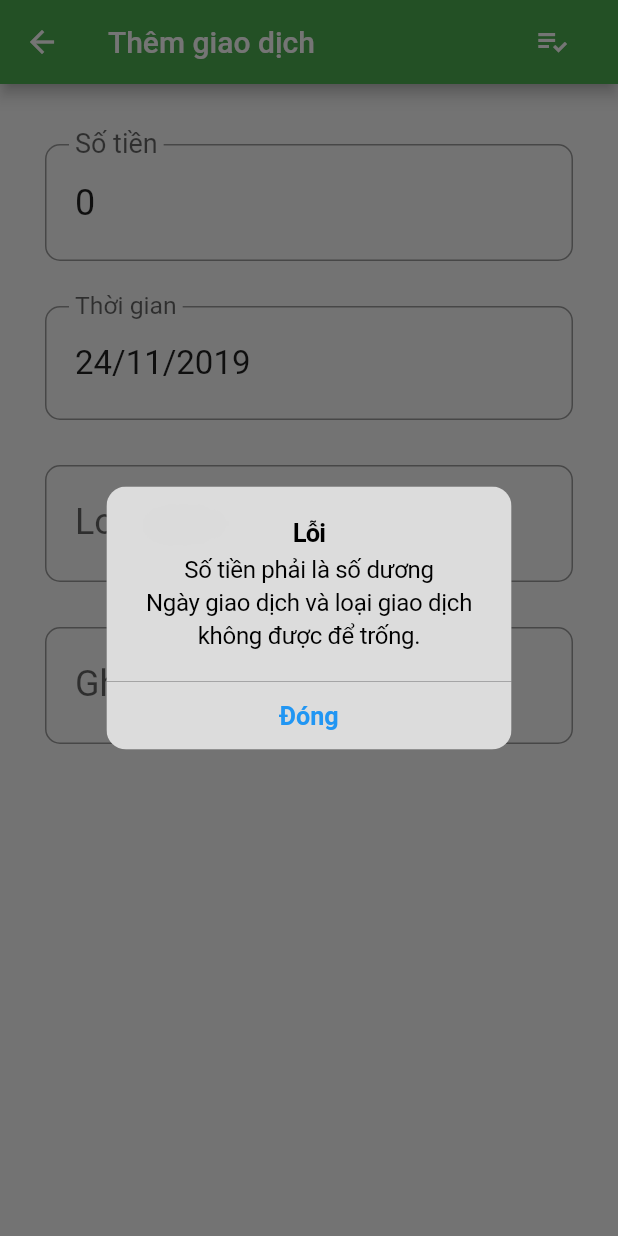
After one commit to nhidh99/uitMobile, a Flutter app: the TransactionAddPopup screen opened directly, after a tap on the "playlist add check" icon, on a phone screen of 412 x 824 dp. The commit adds this screen. Run offline on Flutter 3.47's test engine with Material 2 defaults, Android fonts, the light colour scheme and no system bars; drawn by our look-alikes of datetime_picker_formfield; our stand-ins replace cloud_firestore, firebase_analytics, firebase_auth, firebase_database, firebase_storage, flutter_slidable and 4 more; missing offline and left inert: async_loader, firebase_ml_vision, month_picker_strip; accounts and stored records are empty.

Commit message:
Add transaction

```diff
--- a/practice/money_grower/lib/blocs/transaction_bloc.dart
+++ b/practice/money_grower/lib/blocs/transaction_bloc.dart
@@ -1,3 +1,4 @@
+import 'package:money_grower/models/transaction_model.dart';
 import 'package:money_grower/resources/repository.dart';
 
 class TransactionBloc {
@@ -5,4 +6,7 @@ class TransactionBloc {
 
   Future getTransactionSummaryOfMonth(DateTime date, String username) =>
     repository.getTransactionSummaryOfMonth(date, username);
+
+  Future insertTransaction(TransactionModel transaction) =>
+    repository.insertTransaction(transaction);
 }
--- a/practice/money_grower/lib/main.dart
+++ b/practice/money_grower/lib/main.dart
@@ -105,7 +105,7 @@ class MainScreenState extends State<MainScreen> {
                 Text("Tổng cộng:",
                     style: TextStyle(fontSize: 14, color: Colors.black54)),
                 SizedBox(height: 2),
-                Text(FormatHelper().formatMoney(user.income - user.outgoings)),
+                Text(FormatHelper().formatMoney(user.income - user.outgoings, "đ")),
               ],
             )
           ],
--- a/practice/money_grower/lib/resources/repository.dart
+++ b/practice/money_grower/lib/resources/repository.dart
@@ -1,4 +1,5 @@
 import 'dart:async';
+import 'package:money_grower/models/transaction_model.dart';
 import 'package:money_grower/resources/transaction_provider.dart';
 import 'package:money_grower/resources/user_provider.dart';
 import '../models/user_model.dart';
@@ -18,4 +19,7 @@ class Repository {
 
   Future getTransactionSummaryOfMonth(DateTime date, String username) =>
       transactionProvider.getTransactionSummaryOfMonth(date, username);
+
+  insertTransaction(TransactionModel transaction) =>
+    transactionProvider.insertTransaction(transaction);
 }
--- a/practice/money_grower/lib/resources/transaction_provider.dart
+++ b/practice/money_grower/lib/resources/transaction_provider.dart
@@ -35,4 +35,8 @@ class TransactionProvider {
       'date': date
     };
   }
+
+  Future insertTransaction(TransactionModel transaction) async {
+    await doc.ref.add(transaction.toJson());
+  }
 }
--- a/practice/money_grower/lib/ui/custom_control/month_picker.dart
+++ b/practice/money_grower/lib/ui/custom_control/month_picker.dart
@@ -25,7 +25,6 @@ class MonthStriper extends StatelessWidget {
           from: new DateTime(1900, 4),
           to: new DateTime(2100, 5),
           initialMonth: date,
-          height: 48.0,
           viewportFraction: 0.33,
           onMonthChanged: (newMonth) {
             if (callback != null) {
--- /dev/null
+++ b/practice/money_grower/lib/ui/transaction_screen/transaction_add_popup.dart
@@ -0,0 +1,182 @@
+import 'package:datetime_picker_formfield/datetime_picker_formfield.dart';
+import 'package:flutter/cupertino.dart';
+import 'package:flutter/material.dart';
+import 'package:flutter/services.dart';
+import 'package:intl/intl.dart';
+import 'package:money_grower/blocs/transaction_bloc.dart';
+import 'package:money_grower/helper/format_helper.dart';
+import 'package:money_grower/models/transaction_model.dart';
+import 'package:money_grower/ui/transaction_screen/transaction_category_page.dart';
+
+class TransactionAddPopup extends StatefulWidget {
+  @override
+  State<StatefulWidget> createState() => TransactionAddPopupState();
+}
+
+class TransactionAddPopupState extends State<TransactionAddPopup> {
+  final priceTextController = TextEditingController();
+  final dateTextController = TextEditingController();
+  final nameTextController = TextEditingController();
+  final noteTextController = TextEditingController();
+
+  @override
+  void initState() {
+    super.initState();
+    priceTextController.text = '0';
+    dateTextController.text = DateFormat("dd/MM/yyyy").format(DateTime.now());
+  }
+
+  void setPrice(String price) {
+    final parseText = price.split(',').join('');
+    final formattedText = FormatHelper().formatMoney(int.parse(parseText));
+    priceTextController.value = TextEditingValue(
+      text: formattedText,
+      selection: TextSelection.collapsed(offset: formattedText.length),
+    );
+  }
+
+  void setName(String name) {
+    nameTextController.text = name;
+  }
+
+  void submitTransaction() {
+    final priceText = priceTextController.text.split(',').join('');
+    final dateText = dateTextController.text;
+    final name = nameTextController.text;
+    final note = noteTextController.text.trim();
+
+    if (priceText.isEmpty ||
+        priceText == '0' ||
+        dateText.isEmpty ||
+        name.isEmpty) {
+      showDialog(
+        context: context,
+        builder: (_) => CupertinoAlertDialog(
+          title: Text("Lỗi"),
+          content: Text(
+              "Số tiền phải là số dương\n"
+              "Ngày giao dịch và loại giao dịch không được để trống.",
+              style: TextStyle(fontSize: 16)),
+          actions: [
+            CupertinoDialogAction(
+                isDefaultAction: true,
+                child: Text("Đóng"),
+                onPressed: () => Navigator.of(context).pop())
+          ],
+        ),
+      );
+    } else {
+      final isIncomeTransaction = [
+        "Thưởng",
+        "Lương",
+        "Tiền lãi",
+        "Bán đồ",
+        "Được tặng",
+        "Vay tiền",
+        "Thu nợ"
+      ].contains(name);
+
+      final price = int.parse(priceText);
+      final date = DateFormat("dd/MM/yyyy").parse(dateText);
+      final transaction = TransactionModel(
+          null, name, note, isIncomeTransaction ? price : -price, date);
+      TransactionBloc().insertTransaction(transaction);
+      Navigator.of(context).pop();
+    }
+  }
+
+  @override
+  Widget build(BuildContext context) {
+    return Scaffold(
+        appBar: AppBar(
+          title: Text('Thêm giao dịch'),
+          actions: <Widget>[
+            Container(
+                margin: EdgeInsets.only(right: 20),
+                child: IconButton(
+                    icon: Icon(Icons.playlist_add_check),
+                    onPressed: () => submitTransaction()))
+          ],
+        ),
+        body: SingleChildScrollView(
+            child: Container(
+                padding: EdgeInsets.only(left: 30, right: 30, top: 40),
+                child: Column(children: <Widget>[
+                  TextField(
+                    inputFormatters: [
+                      LengthLimitingTextInputFormatter(15),
+                      WhitelistingTextInputFormatter.digitsOnly
+                    ],
+                    autofocus: true,
+                    controller: priceTextController,
+                    onChanged: (text) => setPrice(text),
+                    style: TextStyle(fontSize: 24),
+                    decoration: InputDecoration(
+                      labelText: 'Số tiền',
+                      contentPadding: EdgeInsets.fromLTRB(20, 30, 20, 20),
+                      border: OutlineInputBorder(
+                          borderRadius: BorderRadius.circular(10)),
+                    ),
+                    keyboardType:
+                        TextInputType.numberWithOptions(decimal: true),
+                  ),
+                  SizedBox(height: 30),
+                  DateTimeField(
+                    decoration: InputDecoration(
+                      labelText: 'Thời gian',
+                      contentPadding: EdgeInsets.fromLTRB(20, 30, 20, 20),
+                      border: OutlineInputBorder(
+                          borderRadius: BorderRadius.circular(10)),
+                    ),
+                    style: TextStyle(fontSize: 22),
+                    format: DateFormat("dd/MM/yyyy"),
+                    controller: dateTextController,
+                    readOnly: true,
+                    onShowPicker: (context, currentValue) async {
+                      final date = await showDatePicker(
+                          context: context,
+                          firstDate: DateTime(1900),
+                          initialDate: currentValue ?? DateTime.now(),
+                          lastDate: DateTime(2100));
+                      if (date != null) {
+                        return DateTimeField.combine(date, null);
+                      } else {
+                        return currentValue;
+                      }
+                    },
+                  ),
+                  SizedBox(height: 30),
+                  TextField(
+                    controller: nameTextController,
+                    decoration: InputDecoration(
+                      labelText: 'Loại giao dịch',
+                      contentPadding: EdgeInsets.fromLTRB(20, 30, 20, 20),
+                      border: OutlineInputBorder(
+                          borderRadius: BorderRadius.circular(10)),
+                    ),
+                    style: TextStyle(fontSize: 24),
+                    readOnly: true,
+                    onTap: () => Navigator.push(
+                        context,
+                        MaterialPageRoute(
+                            builder: (context) =>
+                                TransactionCategoryPage(setName),
+                            fullscreenDialog: true)),
+                  ),
+                  SizedBox(height: 30),
+                  TextField(
+                    controller: noteTextController,
+                    inputFormatters: [
+                      LengthLimitingTextInputFormatter(30),
+                    ],
+                    decoration: InputDecoration(
+                      labelText: 'Ghi chú',
+                      contentPadding: EdgeInsets.fromLTRB(20, 30, 20, 20),
+                      border: OutlineInputBorder(
+                          borderRadius: BorderRadius.circular(10)),
+                    ),
+                    style: TextStyle(fontSize: 24),
+                  ),
+                ]))));
+  }
+}
--- a/practice/money_grower/lib/ui/transaction_screen/transaction_detail_card.dart
+++ b/practice/money_grower/lib/ui/transaction_screen/transaction_detail_card.dart
@@ -33,7 +33,7 @@ Widget TransactionDetailCard(TransactionModel transaction) {
                 ],
               ),
               Spacer(),
-              Text(FormatHelper().formatMoney(transaction.price.abs()),
+              Text(FormatHelper().formatMoney(transaction.price.abs(), 'đ'),
                   style: TextStyle(
                       color: transaction.price < 0
                           ? Colors.redAccent
--- a/practice/money_grower/lib/ui/transaction_screen/transaction_detail_pane.dart
+++ b/practice/money_grower/lib/ui/transaction_screen/transaction_detail_pane.dart
@@ -76,7 +76,7 @@ class TransactionDetailPane extends StatelessWidget {
                 ],
               ),
               Spacer(),
-              Text(FormatHelper().formatMoney(totalPrice.abs()),
+              Text(FormatHelper().formatMoney(totalPrice.abs(), 'đ'),
                   style: TextStyle(
                       fontWeight: FontWeight.bold,
                       fontSize: 18,
--- a/practice/money_grower/lib/ui/transaction_screen/transacton_summary_board.dart
+++ b/practice/money_grower/lib/ui/transaction_screen/transacton_summary_board.dart
@@ -23,7 +23,7 @@ class TransactionSummaryBoard extends StatelessWidget {
                       fontWeight: FontWeight.bold,
                       color: Colors.green)),
               Spacer(),
-              Text(formatter.formatMoney(summary.totalIncome),
+              Text(formatter.formatMoney(summary.totalIncome, 'đ'),
                   style: TextStyle(
                       fontSize: 18,
                       fontWeight: FontWeight.bold,
@@ -45,7 +45,7 @@ class TransactionSummaryBoard extends StatelessWidget {
                       fontWeight: FontWeight.bold,
                       color: Colors.redAccent)),
               Spacer(),
-              Text(formatter.formatMoney(summary.totalExpense),
+              Text(formatter.formatMoney(summary.totalExpense, 'đ'),
                   style: TextStyle(
                       fontSize: 18,
                       fontWeight: FontWeight.bold,
@@ -67,7 +67,7 @@ class TransactionSummaryBoard extends StatelessWidget {
                       fontWeight: FontWeight.bold,
                       color: Colors.blue)),
               Spacer(),
-              Text(formatter.formatMoney(summary.totalTransaction),
+              Text(formatter.formatMoney(summary.totalTransaction, 'đ'),
                   style: TextStyle(
                       fontSize: 18,
                       fontWeight: FontWeight.bold,
--- a/practice/money_grower/pubspec.yaml
+++ b/practice/money_grower/pubspec.yaml
@@ -36,6 +36,7 @@ dev_dependencies:
   sprintf: ^4.0.0
   intl: ^0.15.5
   month_picker_strip: ^0.0.3
+  datetime_picker_formfield: ^0.4.3
 
 # For information on the generic Dart part of this file, see the
 # following page: https://dart.dev/tools/pub/pubspec
```
Also changed, not shown: practice/money_grower/lib/helper/format_helper.dart (+8 -5 lines), practice/money_grower/lib/helper/icon_helper.dart (+7 -3 lines), practice/money_grower/lib/models/transaction_model.dart (+7 -2 lines), practice/money_grower/lib/ui/transaction_screen/transaction_category_page.dart (added, +83 -0 lines), practice/money_grower/lib/ui/transaction_screen/transaction_screen.dart (+15 -2 lines), practice/money_grower/pubspec.lock.
